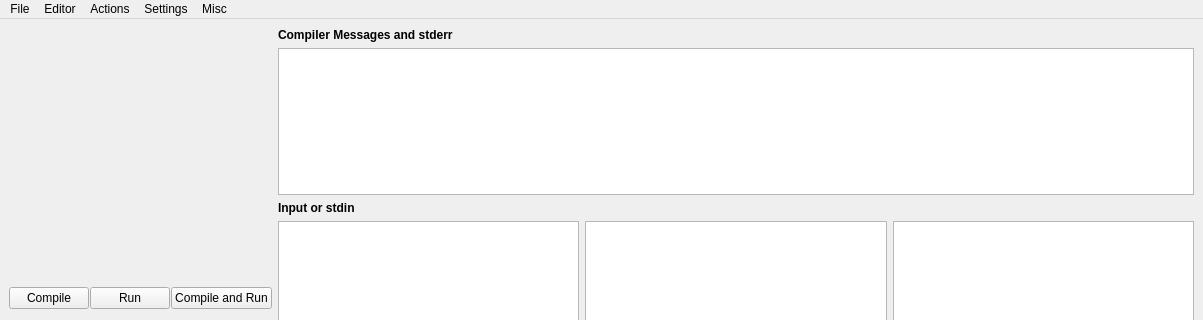
Old version of the form ui/mainwindow.ui in the repository cpeditor/cpeditor; both pictures show x 0 to 1203 and y 0 to 320 of the 1203 by 600 pixel window.
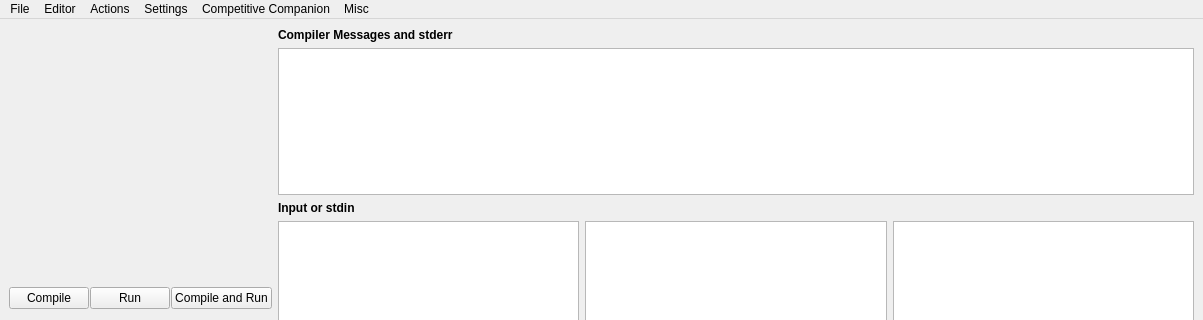
New version of the form.

Diff of the .ui file:
```diff
--- a/ui/mainwindow.ui
+++ b/ui/mainwindow.ui
@@ -330,10 +330,18 @@
     <addaction name="actionFont"/>
     <addaction name="menuLanguage_2"/>
    </widget>
+   <widget class="QMenu" name="menuCompetitive_Companion">
+    <property name="title">
+     <string>Competitive Companion</string>
+    </property>
+    <addaction name="actionEnable_Companion"/>
+    <addaction name="actionChange_Port"/>
+   </widget>
    <addaction name="menuFile"/>
    <addaction name="menuEditor"/>
    <addaction name="menuActions"/>
    <addaction name="menuSettings"/>
+   <addaction name="menuCompetitive_Companion"/>
    <addaction name="menuHelp"/>
   </widget>
   <widget class="QStatusBar" name="statusbar"/>
```
Left out of the diff: 13 changed lines with no effect on the pictures.
